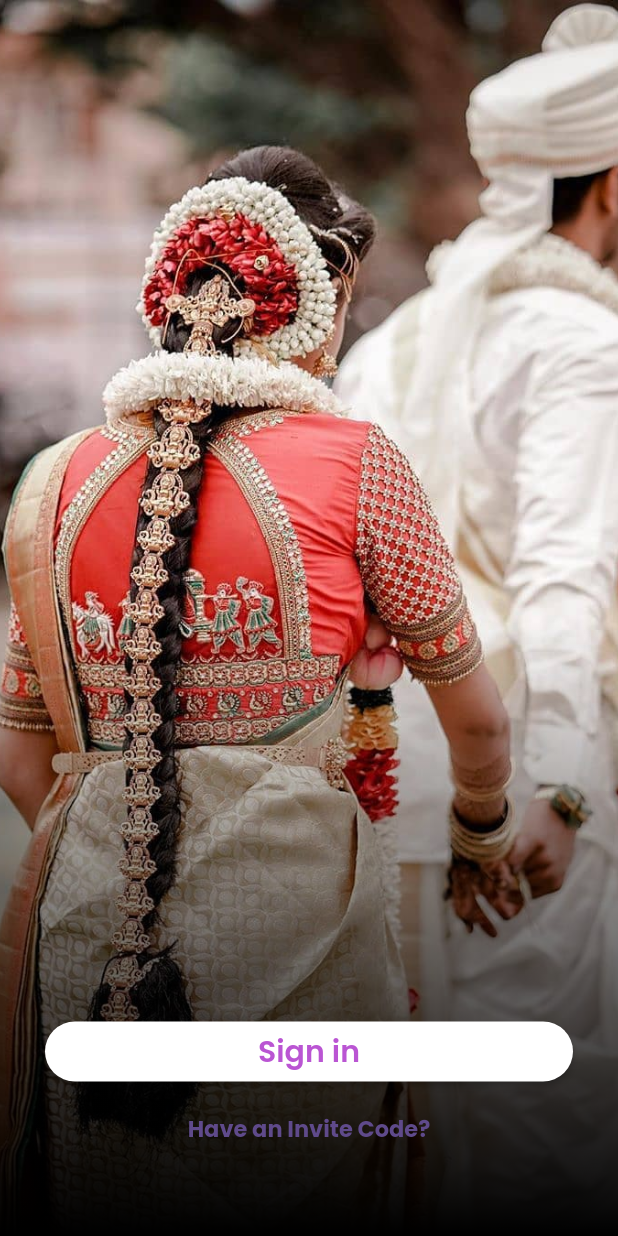
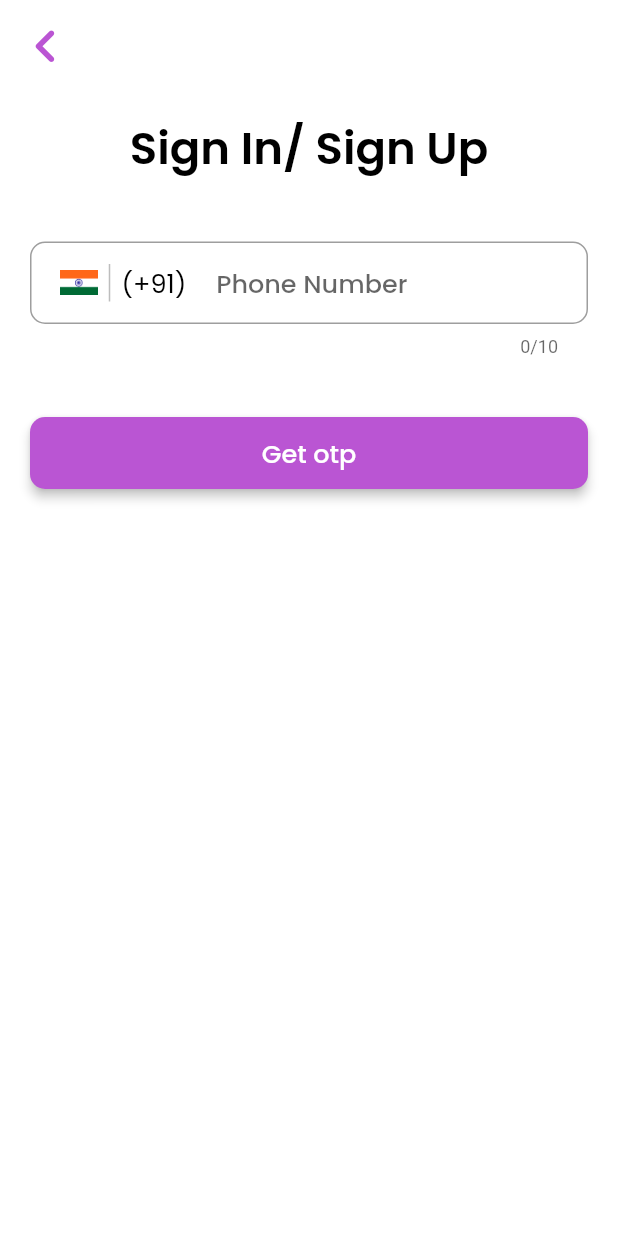
Before and after one commit to INVENTO-IN/CULTEVENTS.IN, a Flutter app: the screen it shows after launch, after a tap on "Sign in", on a phone screen of 412 x 824 dp. Run offline on Flutter 3.47's test engine with Material 2 defaults, Android fonts, the phone set to English and light mode, and no system bars; drawn by our look-alikes of carousel_slider.

Commit message:
login ui

```diff
--- a/lib/Screens/landing_page/landing_page.dart
+++ b/lib/Screens/landing_page/landing_page.dart
@@ -1,4 +1,6 @@
 import 'package:carousel_slider/carousel_slider.dart';
+import 'package:cult_events/Screens/signin/InviteCode.dart';
+import 'package:cult_events/Screens/signin/signin.dart';
 import 'package:flutter/material.dart';
 
 class LandingPage extends StatelessWidget {
@@ -21,7 +23,7 @@ class LandingPage extends StatelessWidget {
               autoPlayInterval: const Duration(
                 seconds: 3,
               ),
-              autoPlayAnimationDuration: const Duration(milliseconds: 250),
+              autoPlayAnimationDuration: const Duration(milliseconds: 500),
               autoPlayCurve: Curves.ease,
             ),
             items: [
@@ -42,8 +44,7 @@ class LandingPage extends StatelessWidget {
                   height: 40,
                   child: ElevatedButton(
                     onPressed: () {
-                      // Navigator.push(context,
-                      //     MaterialPageRoute(builder: (context) => SignIn()));
+                      Navigator.pushNamed(context, SignIn.routeName);
                     },
                     style: ButtonStyle(
                       backgroundColor:
@@ -67,18 +68,18 @@ class LandingPage extends StatelessWidget {
                     mainAxisAlignment: MainAxisAlignment.center,
                     children: <Widget>[
                       GestureDetector(
-                        onTap: () {},
-                        child: const Text(
+                        onTap: () {
+                          Navigator.pushNamed(context, InviteCode.routeName);
+
+                        },
+                        child: Text(
                           "Have an Invite Code?",
-                          style: TextStyle(
-                              color: Color.fromRGBO(95, 74, 139, 1),
-                              fontWeight: FontWeight.bold,
-                              fontSize: 15),
+                          style: Theme.of(context).textTheme.subtitle2,
                         ),
-                      )
+                      ),
                     ],
                   ),
-                )
+                ),
               ],
             ),
           ),
--- /dev/null
+++ b/lib/Screens/signin/signin.dart
@@ -0,0 +1,134 @@
+import 'package:flutter/material.dart';
+
+String verificationIDReceived = "";
+
+class SignIn extends StatefulWidget {
+  const SignIn({Key? key}) : super(key: key);
+  static const routeName = '/signin-page';
+
+  @override
+  State<SignIn> createState() => _SignInState();
+}
+
+class _SignInState extends State<SignIn> {
+  TextEditingController phonenum = TextEditingController();
+  bool showLoading = false;
+  final _formKey = GlobalKey<FormState>();
+
+  @override
+  Widget build(BuildContext context) {
+    return Scaffold(
+      key: _formKey,
+      backgroundColor: Theme.of(context).colorScheme.secondary,
+      appBar: AppBar(
+        backgroundColor: Colors.transparent,
+        elevation: 0,
+        leading: IconButton(
+          icon: Icon(
+            Icons.chevron_left_rounded,
+            color: Theme.of(context).colorScheme.primary,
+            size: 45,
+          ),
+          onPressed: () {
+            Navigator.of(context).pop();
+          },
+        ),
+      ),
+      body: Column(
+        children: [
+          const Padding(
+            padding: EdgeInsets.all(20.0),
+            child: Text(
+              "Sign In/ Sign Up",
+              style: TextStyle(
+                fontWeight: FontWeight.w600,
+                fontSize: 30,
+                color: Colors.black,
+              ),
+            ),
+          ),
+          Padding(
+            padding: const EdgeInsets.all(20.0),
+            child: TextFormField(
+              maxLength: 10,
+              autofocus: false,
+              style: const TextStyle(
+                  fontSize: 17,
+                  color: Colors.black,
+                  fontWeight: FontWeight.w500),
+              keyboardType: TextInputType.number,
+              cursorColor: Theme.of(context).colorScheme.primary,
+              textInputAction: TextInputAction.done,
+              controller: phonenum,
+              decoration: InputDecoration(
+                contentPadding: const EdgeInsets.fromLTRB(20, 15, 20, 15),
+                hintText: "Phone Number",
+                prefixIcon: Container(
+                  margin: const EdgeInsets.symmetric(horizontal: 20),
+                  child: Row(
+                    mainAxisSize: MainAxisSize.min,
+                    children: [
+                      IntrinsicHeight(
+                        child: Row(
+                          children: [
+                            SizedBox(
+                              height: 25,
+                              width: 25,
+                              child: Image.asset('assets/images/india.png'),
+                            ),
+                            const VerticalDivider(
+                              color: Colors.black26,
+                              thickness: 1,
+                            ),
+                            const Text(
+                              "(+91)",
+                              style:
+                                  TextStyle(color: Colors.black, fontSize: 17),
+                            ),
+                          ],
+                        ),
+                      ),
+                    ],
+                  ),
+                ),
+                border: OutlineInputBorder(
+                  borderRadius: BorderRadius.circular(10),
+                  borderSide: const BorderSide(
+                    width: 0.2,
+                    color: Color.fromRGBO(230, 154, 141, 1),
+                  ),
+                ),
+                focusedBorder: OutlineInputBorder(
+                  borderSide: BorderSide(
+                      color: Theme.of(context).colorScheme.primary, width: 2),
+                  borderRadius: BorderRadius.circular(10.0),
+                ),
+              ),
+            ),
+          ),
+          Padding(
+            padding: const EdgeInsets.fromLTRB(20, 20, 20, 0),
+            child: Material(
+              elevation: 3,
+              borderRadius: BorderRadius.circular(10),
+              color: Theme.of(context).colorScheme.primary,
+              child: MaterialButton(
+                //padding: const EdgeInsets.fromLTRB(20, 15, 20, 15),
+                minWidth: MediaQuery.of(context).size.width,
+                onPressed: () {
+                  print(phonenum.text);
+                },
+                child: const Text("Get otp",
+                    textAlign: TextAlign.center,
+                    style: TextStyle(
+                        color: Colors.white,
+                        fontFamily: 'Poppins',
+                        fontSize: 17)),
+              ),
+            ),
+          )
+        ],
+      ),
+    );
+  }
+}
--- a/lib/main.dart
+++ b/lib/main.dart
@@ -1,4 +1,6 @@
 import 'package:cult_events/Screens/landing_page/landing_page.dart';
+import 'package:cult_events/Screens/signin/InviteCode.dart';
+import 'package:cult_events/Screens/signin/signin.dart';
 import 'package:flutter/material.dart';
 
 void main() {
@@ -42,17 +44,26 @@ class MyApp extends StatelessWidget {
                 fontSize: 20,
                 color: Colors.white,
               ),
-          subtitle1: const TextStyle(
+              subtitle1: const TextStyle(
+                fontFamily: 'Poppins',
+                fontWeight: FontWeight.w600,
+                fontSize: 20,
+                color: Color.fromRGBO(186, 85, 211, 10),
+              ),
+          subtitle2: const TextStyle(
             fontFamily: 'Poppins',
-            fontWeight: FontWeight.w600,
-            fontSize: 20,
-            color:  Color.fromRGBO(186, 85, 211, 10),
-            ),
+            fontWeight: FontWeight.w400,
+            fontSize: 15,
+            color: Color.fromRGBO(186, 85, 211, 10),
+          ),
             ),
       ),
       initialRoute: '/',
       routes: {
-        '/': (ctx) =>const  LandingPage(),
+        '/': (ctx) => const LandingPage(),
+        SignIn.routeName: (ctx) => SignIn(),
+        InviteCode.routeName: (ctx) => InviteCode(),
+
       },
     );
   }
```
Also changed, not shown: lib/Screens/signin/InviteCode.dart (added, +106 -0 lines), assets/images/india.png (added).
